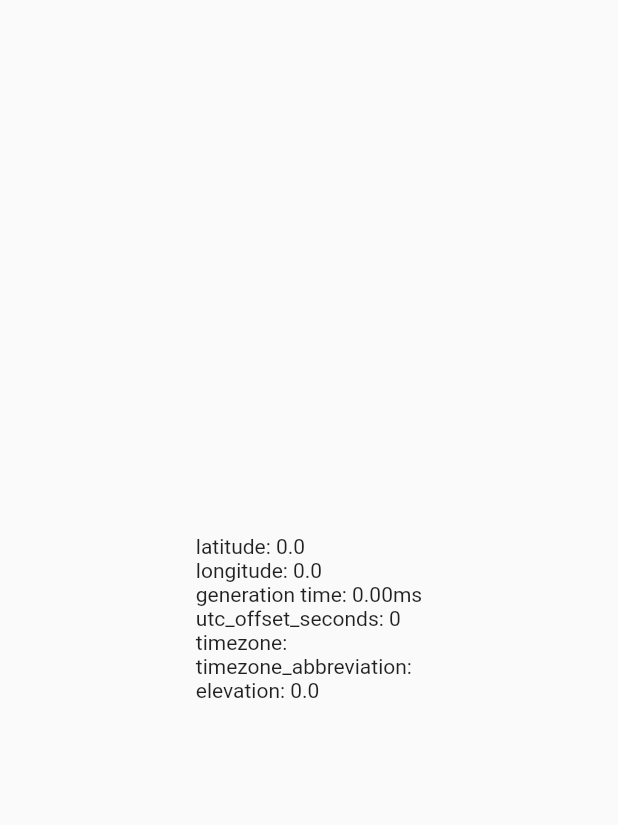
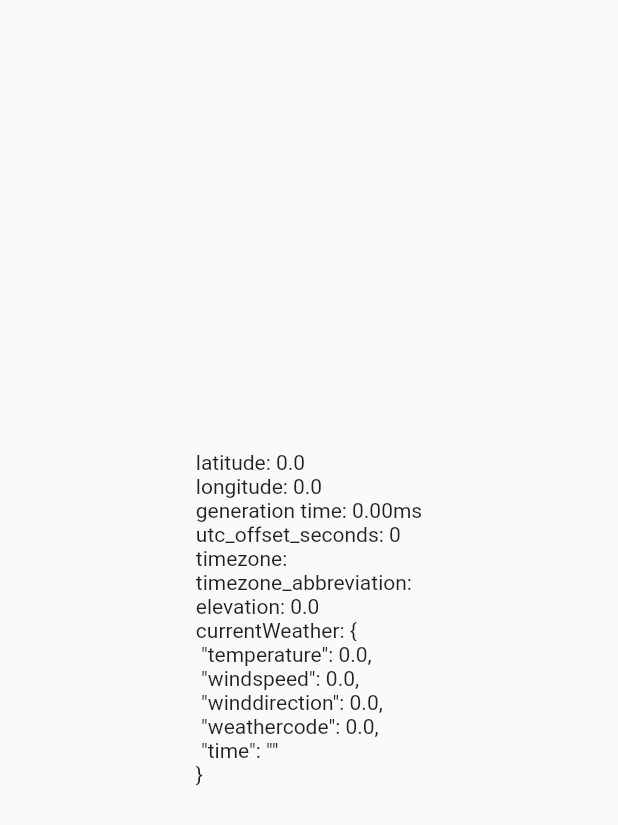
Before and after one commit to v1ktorstep/weather_app, a Flutter app: the _Forecast widget shown alone on an empty page, opened directly with empty values, on a phone screen of 412 x 824 dp. Shown: the top 825 px of the screen. Run offline on Flutter 3.47's test engine with Material 2 defaults, Android fonts, the phone set to English and light mode, and no system bars; our stand-ins replace bloc, dio, flutter_bloc, freezed_annotation, get_it, injectable and 1 more; generated files the repository leaves out were written again; network calls fail.

Commit message:
Update forecast model.

```diff
--- a/lib/features/weather/domain/forecast.dart
+++ b/lib/features/weather/domain/forecast.dart
@@ -14,12 +14,27 @@ class Forecast with _$Forecast {
     @JsonKey(name: 'timezone') String timezone,
     @JsonKey(name: 'timezone_abbreviation') String timezoneAbbreviation,
     @JsonKey(name: 'elevation') double elevation,
+    @JsonKey(name: 'current_weather') CurrentWeather currentWeather,
     @JsonKey(name: 'hourly_units') HourlyUnits hourlyUnits,
     @JsonKey(name: 'hourly') Hourly hourly,
   ) = _Forecast;
 
   factory Forecast.fromJson(Map<String, dynamic> json) =>
       _$ForecastFromJson(json);
+}
+
+@freezed
+class CurrentWeather with _$CurrentWeather {
+  const factory CurrentWeather(
+    @JsonKey(name: 'temperature') double temperature,
+    @JsonKey(name: 'windspeed') double windspeed,
+    @JsonKey(name: 'winddirection') double winddirection,
+    @JsonKey(name: 'weathercode') double weathercode,
+    @JsonKey(name: 'time') String time,
+  ) = _CurrentWeather;
+
+  factory CurrentWeather.fromJson(Map<String, dynamic> json) =>
+      _$CurrentWeatherFromJson(json);
 }
 
 @freezed
--- a/lib/features/weather/infrastructure/weather_service.dart
+++ b/lib/features/weather/infrastructure/weather_service.dart
@@ -11,7 +11,7 @@ abstract class WeatherService {
   @factoryMethod
   factory WeatherService(Dio dio) = _WeatherService;
 
-  @GET('/forecast?hourly=temperature_2m')
+  @GET('/forecast?hourly=temperature_2m&current_weather=true&timezone=auto')
   Future<Forecast> getForecast(
     @Query('latitude') double latitude,
     @Query('longitude') double longitude,
--- a/lib/features/weather/presentation/weather_page.dart
+++ b/lib/features/weather/presentation/weather_page.dart
@@ -1,3 +1,5 @@
+import 'dart:convert';
+
 import 'package:flutter/material.dart';
 import 'package:flutter_bloc/flutter_bloc.dart';
 import 'package:weather_app/core/di/injectable.dart';
@@ -32,6 +34,8 @@ class WeatherPage extends StatelessWidget {
 class _Forecast extends StatelessWidget {
   final Forecast forecast;
 
+  final _jsonEncoder = const JsonEncoder.withIndent(' ');
+
   const _Forecast({
     Key? key,
     required this.forecast,
@@ -52,6 +56,8 @@ class _Forecast extends StatelessWidget {
           Text('timezone: ${forecast.timezone}'),
           Text('timezone_abbreviation: ${forecast.timezoneAbbreviation}'),
           Text('elevation: ${forecast.elevation}'),
+          Text(
+              'currentWeather: ${_jsonEncoder.convert(forecast.currentWeather)}')
         ],
       ),
     );
```
